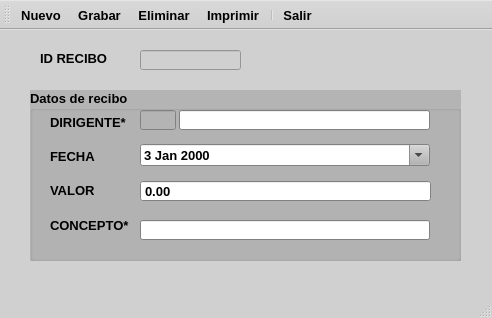
Old version of the form ui/registro_recibo.ui in the repository EdwardsBC/SutrakomaqV2.
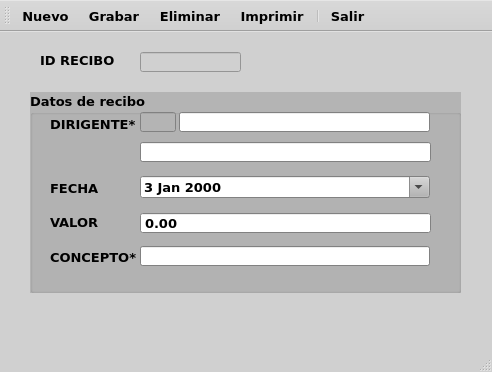
New version of the form. Icons and pictures are not drawn.

```diff
--- a/ui/registro_recibo.ui
+++ b/ui/registro_recibo.ui
@@ -7,7 +7,7 @@
     <x>0</x>
     <y>0</y>
     <width>492</width>
-    <height>318</height>
+    <height>372</height>
    </rect>
   </property>
   <property name="palette">
@@ -454,6 +454,7 @@
   </property>
   <property name="font">
    <font>
+    <family>Verdana</family>
     <pointsize>10</pointsize>
     <bold>true</bold>
    </font>
@@ -468,7 +469,7 @@
       <x>30</x>
       <y>60</y>
       <width>431</width>
-      <height>171</height>
+      <height>201</height>
      </rect>
     </property>
     <property name="palette">
@@ -915,6 +916,7 @@
     </property>
     <property name="font">
      <font>
+      <family>Verdana</family>
       <pointsize>10</pointsize>
       <bold>true</bold>
      </font>
@@ -929,8 +931,8 @@
      <property name="geometry">
       <rect>
        <x>20</x>
-       <y>127</y>
-       <width>81</width>
+       <y>157</y>
+       <width>91</width>
        <height>16</height>
       </rect>
      </property>
@@ -942,7 +944,7 @@
      <property name="geometry">
       <rect>
        <x>20</x>
-       <y>92</y>
+       <y>122</y>
        <width>49</width>
        <height>16</height>
       </rect>
@@ -956,7 +958,7 @@
       <rect>
        <x>20</x>
        <y>24</y>
-       <width>81</width>
+       <width>91</width>
        <height>16</height>
       </rect>
      </property>
@@ -968,7 +970,7 @@
      <property name="geometry">
       <rect>
        <x>20</x>
-       <y>58</y>
+       <y>88</y>
        <width>49</width>
        <height>16</height>
       </rect>
@@ -981,7 +983,7 @@
      <property name="geometry">
       <rect>
        <x>110</x>
-       <y>54</y>
+       <y>84</y>
        <width>290</width>
        <height>22</height>
       </rect>
@@ -991,7 +993,7 @@
      </property>
      <property name="dateTime">
       <datetime>
-       <hour>17</hour>
+       <hour>22</hour>
        <minute>0</minute>
        <second>0</second>
        <year>2000</year>
@@ -1020,7 +1022,7 @@
      <property name="geometry">
       <rect>
        <x>110</x>
-       <y>90</y>
+       <y>120</y>
        <width>291</width>
        <height>22</height>
       </rect>
@@ -1039,7 +1041,7 @@
      <property name="geometry">
       <rect>
        <x>110</x>
-       <y>130</y>
+       <y>154</y>
        <width>290</width>
        <height>20</height>
       </rect>
@@ -1058,13 +1060,23 @@
       </rect>
      </property>
     </widget>
+    <widget class="QLineEdit" name="lineEdit_5">
+     <property name="geometry">
+      <rect>
+       <x>110</x>
+       <y>50</y>
+       <width>291</width>
+       <height>20</height>
+      </rect>
+     </property>
+    </widget>
    </widget>
    <widget class="QLabel" name="label_5">
     <property name="geometry">
      <rect>
       <x>40</x>
       <y>20</y>
-      <width>71</width>
+      <width>91</width>
       <height>16</height>
      </rect>
     </property>
```
Left out of the diff: 2 changed lines with no effect on the pictures.
